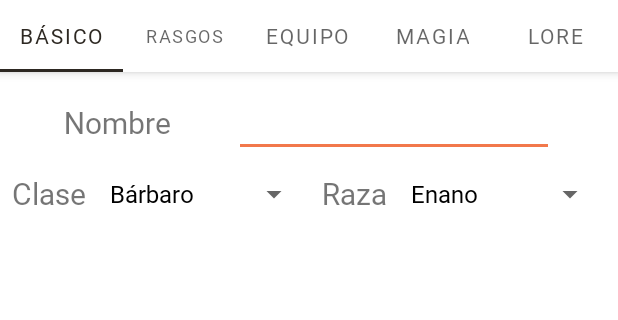
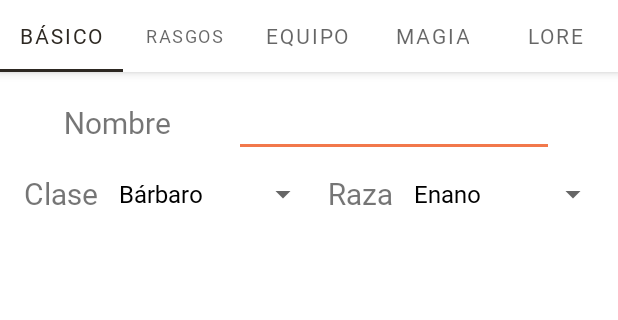
Before and after one commit to mcas2/OpenRol, an Android app: the DnDCharFragment1 screen opened directly, with no data from a screen before it, on a phone screen of 412 x 824 dp, the part 89-409 px from its top. Run offline under Robolectric (Android 15) with nearby library versions, the phone set to English and light mode, and no system bars.

Commit message:
developing first tab (basics) for dnd

```diff
--- a/app/src/main/java/com/mcas2/openrol/DnDCharFragment1.java
+++ b/app/src/main/java/com/mcas2/openrol/DnDCharFragment1.java
@@ -12,8 +12,6 @@ import androidx.annotation.Nullable;
 import androidx.fragment.app.Fragment;
 
 public class DnDCharFragment1 extends Fragment {
-    private String [] classes = {"A","B"};
-    private String [] races = {"Enano","Elfo", "Mediano", "Humano", "Dracónido", "Gnomo"};
     private ArrayAdapter classAdapter;
     private ArrayAdapter raceAdapter;
 
--- a/app/src/main/res/layout/fragment_dnd_1.xml
+++ b/app/src/main/res/layout/fragment_dnd_1.xml
@@ -37,6 +37,7 @@
             android:layout_width="wrap_content"
             android:layout_height="wrap_content"
             android:text="Clase"
+            android:layout_marginLeft="10dp"
             android:textSize="20sp"
             android:layout_marginTop="20dp"
             app:layout_constraintEnd_toStartOf="@+id/classSpinnerDnD"
```
